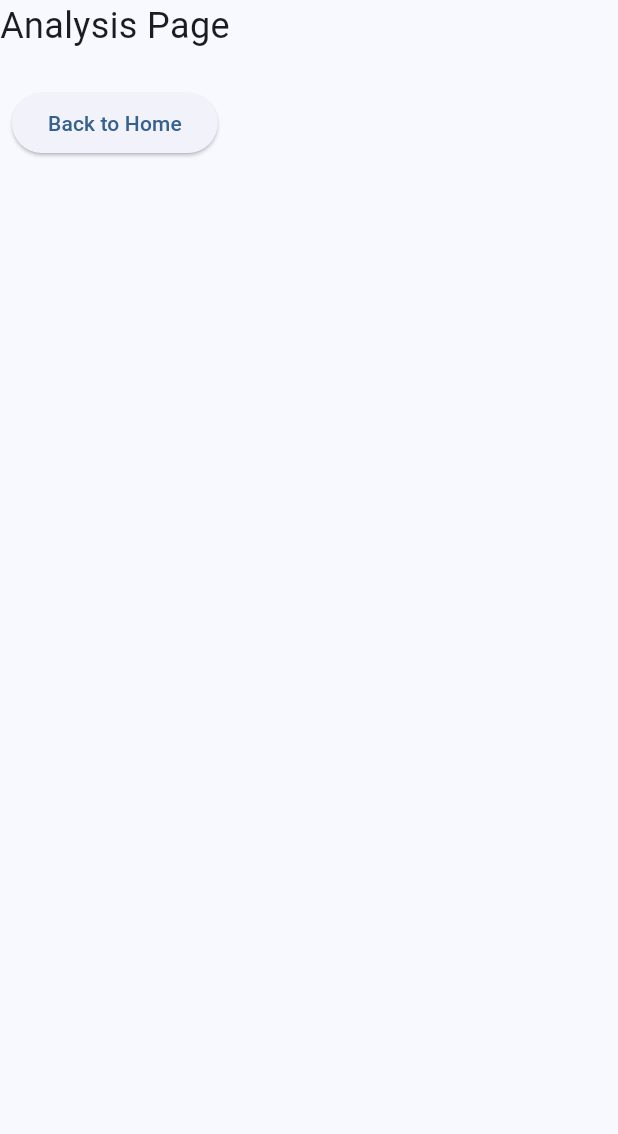
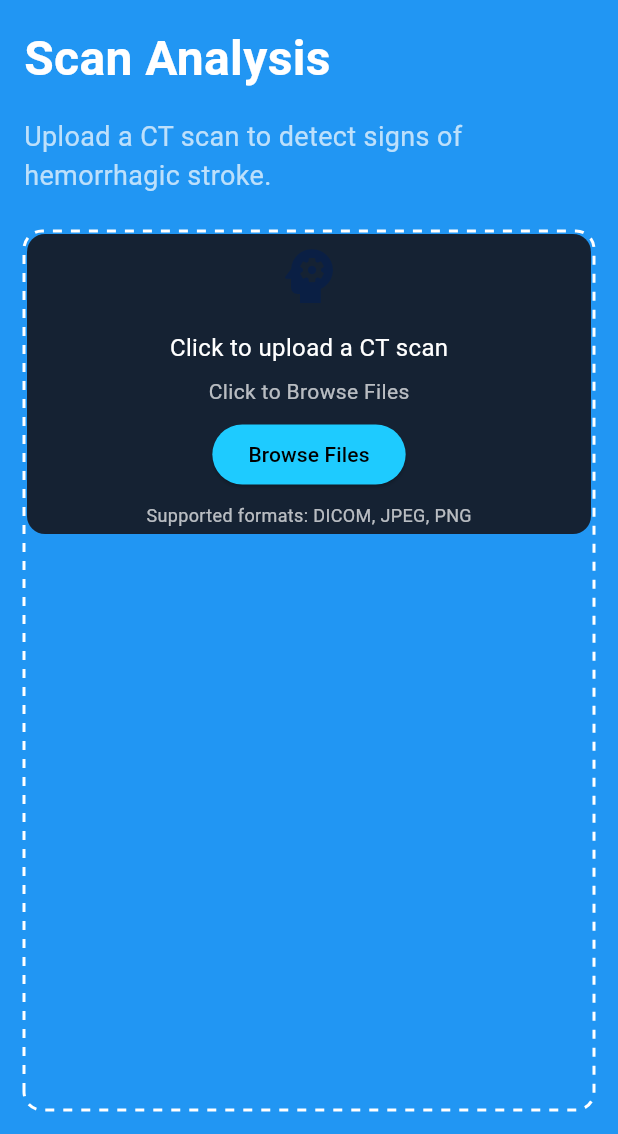
Before and after one commit to asrwb0/StrokeScope, a Flutter app: the AnalyzePage screen opened by its route, on a phone screen of 412 x 824 dp, the part 102-1236 px from its top. Run offline on Flutter 3.47's test engine with Material 3 defaults, Android fonts, the phone set to English and light mode, and no system bars; drawn by our look-alikes of dotted_border; our stand-ins replace dio, file_picker, go_router, google_fonts.

Commit message:
Finished upload part of the analysis page and was able to actually have it upload files - need to work on making it smaller and adding a results section

```diff
--- a/MVP/frontend/lib/main.dart
+++ b/MVP/frontend/lib/main.dart
@@ -1,6 +1,11 @@
 import 'package:flutter/material.dart';
 import 'package:go_router/go_router.dart';
 import 'package:google_fonts/google_fonts.dart';
+import 'package:file_picker/file_picker.dart';
+import 'package:dotted_border/dotted_border.dart';
+import 'package:file_picker/file_picker.dart';
+import 'package:dotted_border/dotted_border.dart';
+import 'package:dio/dio.dart';
 
 void main() {
   runApp(const StrokeScopeApp());
@@ -495,32 +500,131 @@ class _HomePageState extends State<HomePage> {
 }
 
 
-class AnalyzePage extends StatelessWidget {
+class AnalyzePage extends StatefulWidget {
   const AnalyzePage({super.key});
+
+  @override
+  State<AnalyzePage> createState() => _AnalyzePageState();
+}
+
+class _AnalyzePageState extends State<AnalyzePage> {
+  PlatformFile? _selectedFile;
+
+  Future<void> _pickFile() async {
+    final result = await FilePicker.platform.pickFiles(
+      type: FileType.custom,
+      allowedExtensions: ['dcm', 'dicom', 'jpg', 'jpeg', 'png'],
+    );
+    if (result != null) {
+      setState(() {
+        _selectedFile = result.files.first;
+      });
+    }
+  }
+
+  Widget _buildUploadBox() {
+    return DottedBorder(
+      color: Colors.white,
+      strokeWidth: 2,
+      dashPattern: const [6, 6],
+      borderType: BorderType.RRect,
+      radius: const Radius.circular(12),
+      child: GestureDetector(
+        onTap: _pickFile,
+        child: Container(
+          width: double.infinity,
+          height: 200,
+          decoration: BoxDecoration(
+            color: const Color.fromARGB(255, 21, 34, 51),
+            borderRadius: BorderRadius.circular(12),
+          ),
+          child: _selectedFile == null ? _emptyState() : _fileSelected(),
+        ),
+      ),
+    );
+  }
+
+  Widget _emptyState() {
+    return Column(
+      mainAxisAlignment: MainAxisAlignment.center,
+      children: [
+        const Icon(Icons.psychology, color: Color(0xFF0A1F44), size: 48),
+        const SizedBox(height: 12),
+        const Text(
+          'Click to upload a CT scan',
+          style: TextStyle(color: Colors.white, fontSize: 16),
+        ),
+        const SizedBox(height: 8),
+        const Text(
+          'Click to Browse Files',
+          style: TextStyle(color: Colors.white70, fontSize: 14),
+        ),
+        const SizedBox(height: 8),
+        ElevatedButton(
+          onPressed: _pickFile,
+          style: ElevatedButton.styleFrom(backgroundColor: const Color(0xFF1ECBFF)),
+          child: const Text('Browse Files', style: TextStyle(color: Colors.black)),
+        ),
+        const SizedBox(height: 8),
+        const Text(
+          'Supported formats: DICOM, JPEG, PNG',
+          style: TextStyle(color: Colors.white70, fontSize: 12),
+        ),
+      ],
+    );
+  }
+
+  Widget _fileSelected() {
+    return Column(
+      mainAxisAlignment: MainAxisAlignment.center,
+      children: [
+        const Icon(Icons.check_circle, color: Color(0xFF00C8FF), size: 48),
+        const SizedBox(height: 12),
+        Text(
+          _selectedFile!.name,
+          style: const TextStyle(color: Colors.white, fontSize: 16, fontWeight: FontWeight.w600),
+          textAlign: TextAlign.center,
+        ),
+        const SizedBox(height: 8),
+        ElevatedButton(
+          onPressed: () {
+            // Handle file analysis
+          },
+          child: const Text('Analyze File'),
+        ),
+      ],
+    );
+  }
 
   @override
   Widget build(BuildContext context) {
     return Scaffold(
+      backgroundColor: Colors.blue,
       appBar: PreferredSize(
         preferredSize: const Size.fromHeight(68),
         child: Material(
           color: const Color(0xFF0A1F44),
           child: SafeArea(
-      child: NavBar(currentPath: '/'),
+            child: NavBar(currentPath: '/analyze'),
           ),
         ),
       ),
-
-      body: SingleChildScrollView(
+      body: Padding(
+        padding: const EdgeInsets.all(16.0),
         child: Column(
-          mainAxisAlignment: MainAxisAlignment.center,
+          crossAxisAlignment: CrossAxisAlignment.start,
           children: [
-            const Text('Analysis Page', style: TextStyle(fontSize: 24)),
+            const Text(
+              'Scan Analysis',
+              style: TextStyle(color: Colors.white, fontSize: 32, fontWeight: FontWeight.bold),
+            ),
+            const SizedBox(height: 16),
+            const Text(
+              'Upload a CT scan to detect signs of hemorrhagic stroke.',
+              style: TextStyle(color: Colors.white70, fontSize: 18),
+            ),
             const SizedBox(height: 24),
-            ElevatedButton(
-              onPressed: () => context.go('/'),
-              child: const Text('Back to Home'),
-            ),
+            Expanded(child: _buildUploadBox()),
           ],
         ),
       ),
@@ -539,7 +643,7 @@ class FeedbackPage extends StatelessWidget {
   child: Material(
     color: const Color(0xFF0A1F44),
     child: SafeArea(
-      child: NavBar(currentPath: '/'),
+      child: NavBar(currentPath: '/feedback'),
     ),
   ),
 ),
--- a/MVP/frontend/pubspec.yaml
+++ b/MVP/frontend/pubspec.yaml
@@ -36,6 +36,9 @@ dependencies:
   cupertino_icons: ^1.0.8
   go_router: ^17.1.0
   google_fonts: ^6.0.0
+  file_picker: ^8.0.0
+  dotted_border: ^2.1.0
+  dio: ^5.7.0
 
 dev_dependencies:
   flutter_test:
```
Also changed, not shown: MVP/frontend/pubspec.lock. Lines whose indentation alone changed are shown as unchanged.
